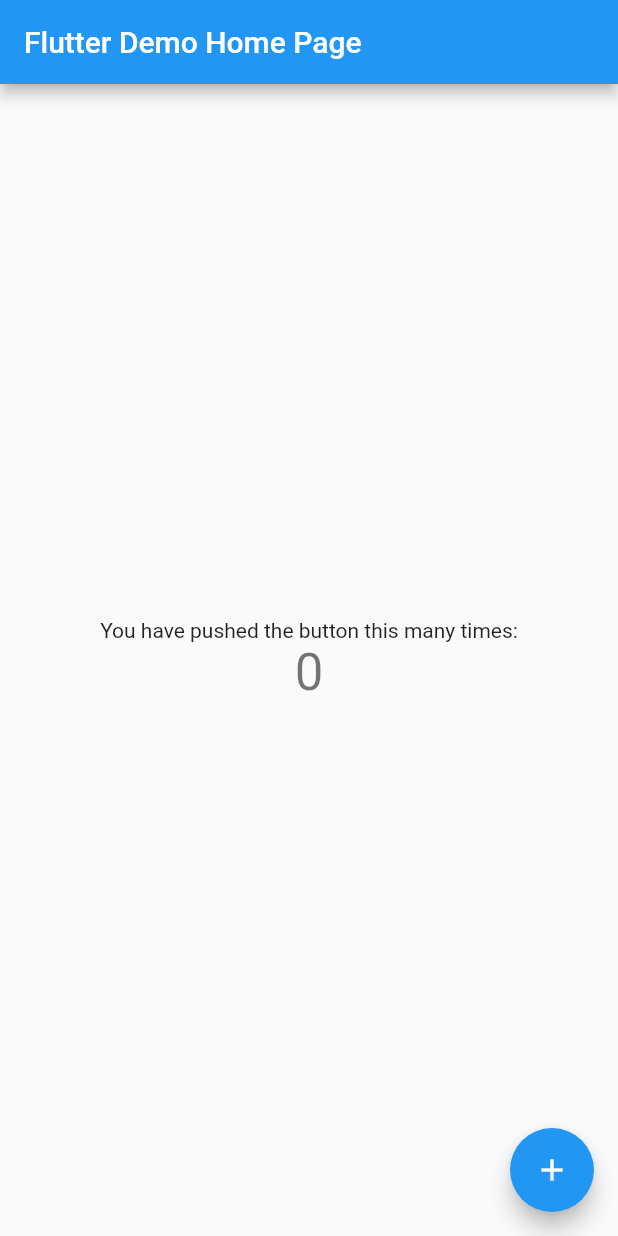
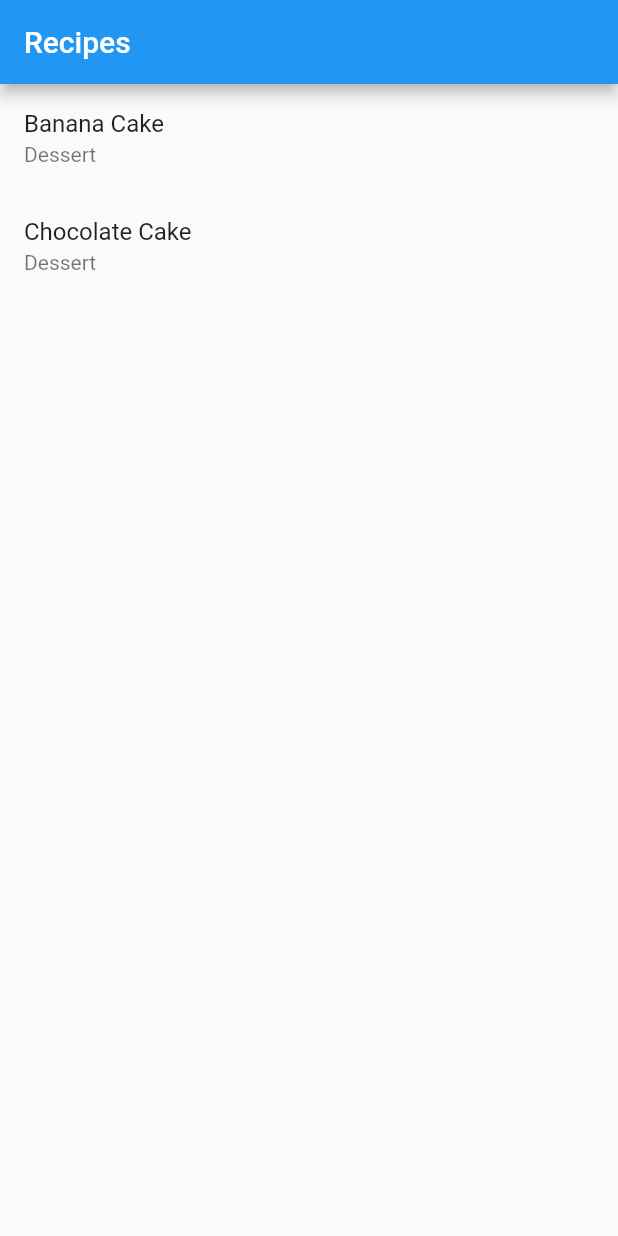
Before and after one commit to SLAVEH3R0/SmartFood.Android, a Flutter app: the screen it shows after launch, on a phone screen of 412 x 824 dp. Run offline on Flutter 3.47's test engine with Material 2 defaults, Android fonts, the phone set to English and light mode, and no system bars.

Commit message:
Add Models and create a static list

```diff
--- a/lib/main.dart
+++ b/lib/main.dart
@@ -1,4 +1,6 @@
 import 'package:flutter/material.dart';
+import 'package:smartfood/models/category.dart';
+import 'package:smartfood/models/recipe.dart';
 
 void main() {
   runApp(const MyApp());
@@ -7,109 +9,73 @@ void main() {
 class MyApp extends StatelessWidget {
   const MyApp({Key? key}) : super(key: key);
 
-  // This widget is the root of your application.
   @override
   Widget build(BuildContext context) {
     return MaterialApp(
-      title: 'Flutter Demo',
+      title: 'SmartFood',
       theme: ThemeData(
-        // This is the theme of your application.
-        //
-        // Try running your application with "flutter run". You'll see the
-        // application has a blue toolbar. Then, without quitting the app, try
-        // changing the primarySwatch below to Colors.green and then invoke
-        // "hot reload" (press "r" in the console where you ran "flutter run",
-        // or simply save your changes to "hot reload" in a Flutter IDE).
-        // Notice that the counter didn't reset back to zero; the application
-        // is not restarted.
         primarySwatch: Colors.blue,
       ),
-      home: const MyHomePage(title: 'Flutter Demo Home Page'),
+      home: const RecipesView(title: 'Recipes'),
     );
   }
 }
 
-class MyHomePage extends StatefulWidget {
-  const MyHomePage({Key? key, required this.title}) : super(key: key);
-
-  // This widget is the home page of your application. It is stateful, meaning
-  // that it has a State object (defined below) that contains fields that affect
-  // how it looks.
-
-  // This class is the configuration for the state. It holds the values (in this
-  // case the title) provided by the parent (in this case the App widget) and
-  // used by the build method of the State. Fields in a Widget subclass are
-  // always marked "final".
+class RecipesView extends StatefulWidget {
+  const RecipesView({Key? key, required this.title}) : super(key: key);
 
   final String title;
 
   @override
-  State<MyHomePage> createState() => _MyHomePageState();
+  State<RecipesView> createState() => _RecipesViewState();
 }
 
-class _MyHomePageState extends State<MyHomePage> {
-  int _counter = 0;
+List<Recipe> fetchRecipes() {
+  const Category category = Category(id: "123", name: "Dessert");
 
-  void _incrementCounter() {
-    setState(() {
-      // This call to setState tells the Flutter framework that something has
-      // changed in this State, which causes it to rerun the build method below
-      // so that the display can reflect the updated values. If we changed
-      // _counter without calling setState(), then the build method would not be
-      // called again, and so nothing would appear to happen.
-      _counter++;
-    });
+  return [
+    const Recipe(
+        id: "123",
+        name: "Banana Cake",
+        preparationTime: 2,
+        servings: 3,
+        ingredients: "Banana and sugar",
+        description: "",
+        category: category,
+        photo: "https://picsum.photos/id/102/400/300"),
+    const Recipe(
+        id: "123",
+        name: "Chocolate Cake",
+        preparationTime: 2,
+        servings: 3,
+        ingredients: "Cholate and sugar",
+        description: "",
+        category: category,
+        photo: "https://picsum.photos/id/102/400/300")
+  ];
+}
+
+class _RecipesViewState extends State<RecipesView> {
+  var _recipes = <Recipe>[];
+
+  @override
+  void initState() {
+    super.initState();
+    _recipes = fetchRecipes();
   }
 
   @override
   Widget build(BuildContext context) {
-    // This method is rerun every time setState is called, for instance as done
-    // by the _incrementCounter method above.
-    //
-    // The Flutter framework has been optimized to make rerunning build methods
-    // fast, so that you can just rebuild anything that needs updating rather
-    // than having to individually change instances of widgets.
     return Scaffold(
-      appBar: AppBar(
-        // Here we take the value from the MyHomePage object that was created by
-        // the App.build method, and use it to set our appbar title.
-        title: Text(widget.title),
-      ),
-      body: Center(
-        // Center is a layout widget. It takes a single child and positions it
-        // in the middle of the parent.
-        child: Column(
-          // Column is also a layout widget. It takes a list of children and
-          // arranges them vertically. By default, it sizes itself to fit its
-          // children horizontally, and tries to be as tall as its parent.
-          //
-          // Invoke "debug painting" (press "p" in the console, choose the
-          // "Toggle Debug Paint" action from the Flutter Inspector in Android
-          // Studio, or the "Toggle Debug Paint" command in Visual Studio Code)
-          // to see the wireframe for each widget.
-          //
-          // Column has various properties to control how it sizes itself and
-          // how it positions its children. Here we use mainAxisAlignment to
-          // center the children vertically; the main axis here is the vertical
-          // axis because Columns are vertical (the cross axis would be
-          // horizontal).
-          mainAxisAlignment: MainAxisAlignment.center,
-          children: <Widget>[
-            const Text(
-              'You have pushed the button this many times:',
-            ),
-            Text(
-              '$_counter',
-              style: Theme.of(context).textTheme.headline4,
-            ),
-          ],
+        appBar: AppBar(
+          title: Text(widget.title),
         ),
-      ),
-      floatingActionButton: FloatingActionButton(
-        onPressed: _incrementCounter,
-        tooltip: 'Increment',
-        child: const Icon(Icons.add),
-      ), // This trailing comma makes auto-formatting nicer for build methods.
-    );
+        body: ListView(
+          children: _recipes
+              .map((Recipe recipe) => ListTile(
+                  title: Text(recipe.name),
+                  subtitle: Text(recipe.category.name)))
+              .toList(),
+        ));
   }
 }
--- /dev/null
+++ b/lib/models/category.dart
@@ -0,0 +1,6 @@
+class Category {
+  final String id;
+  final String name;
+
+  const Category({required this.id, required this.name});
+}
--- /dev/null
+++ b/lib/models/recipe.dart
@@ -0,0 +1,23 @@
+import 'category.dart';
+
+class Recipe {
+  final String id;
+  final String name;
+  final int preparationTime;
+  final int servings;
+  final String ingredients;
+  final String description;
+  final Category category;
+  final String photo;
+
+  const Recipe({
+    required this.id,
+    required this.name,
+    required this.preparationTime,
+    required this.servings,
+    required this.ingredients,
+    required this.description,
+    required this.category,
+    required this.photo,
+  });
+}
--- a/pubspec.yaml
+++ b/pubspec.yaml
@@ -34,6 +34,7 @@ dependencies:
   # The following adds the Cupertino Icons font to your application.
   # Use with the CupertinoIcons class for iOS style icons.
   cupertino_icons: ^1.0.2
+  http: ^0.13.4
 
 dev_dependencies:
   flutter_test:
```
Also changed, not shown: pubspec.lock, 1 other file.
